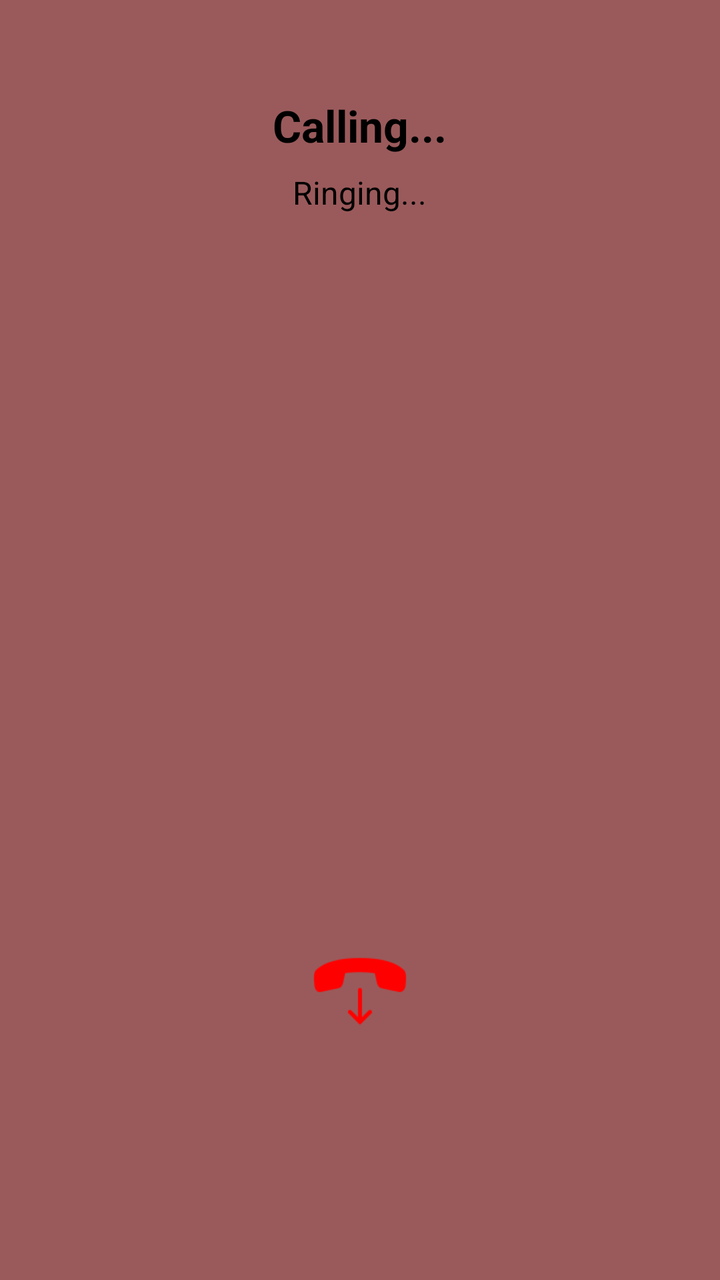
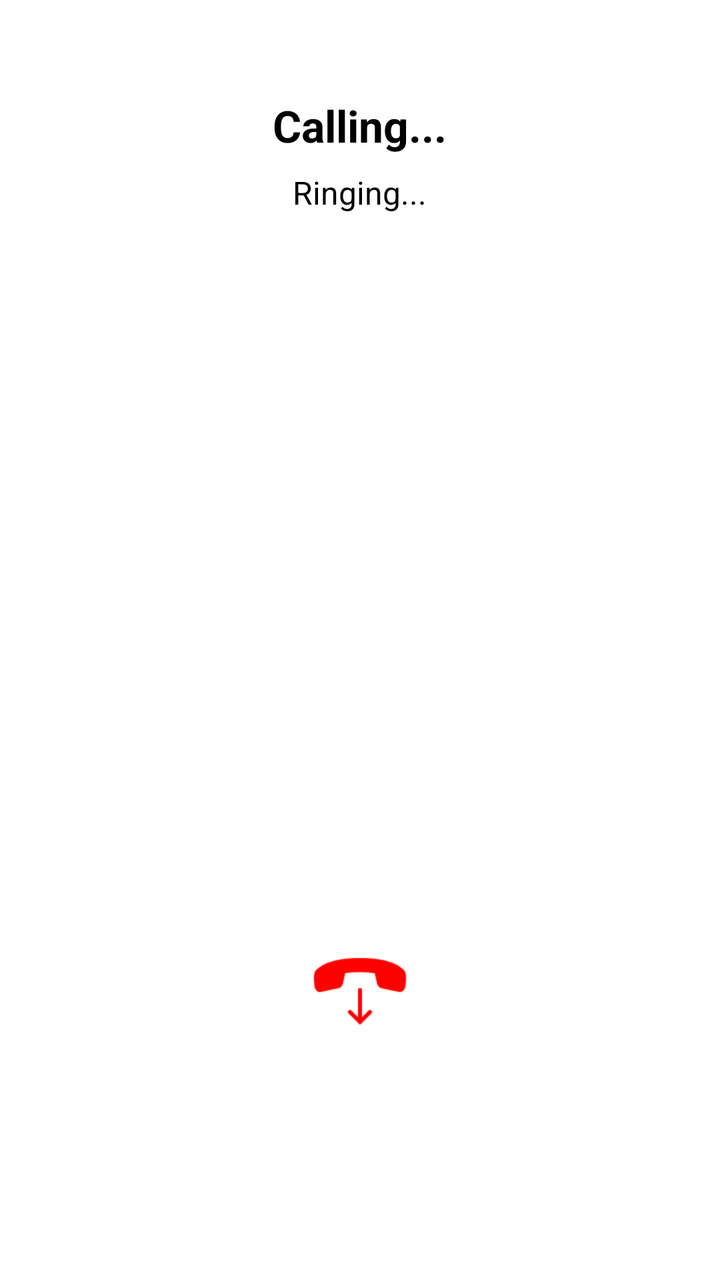

Two renders of the same Android screen: before a commit and after it. Below are the layout's source before the change and the commit's diff.
<!-- AndroidManifest.xml: application theme Theme.SemesterProject -->
<!-- res/layout/activity_outgoing_call.xml -->
<?xml version="1.0" encoding="utf-8"?>
<RelativeLayout xmlns:android="http://schemas.android.com/apk/res/android"
    xmlns:app="http://schemas.android.com/apk/res-auto"
    android:id="@+id/main"
    android:layout_width="match_parent"
    android:layout_height="match_parent"
    android:background="@color/dark_brown"
    android:padding="24dp">

    


    
    <TextView
        android:id="@+id/tvCalleeName"
        android:layout_width="wrap_content"
        android:layout_height="wrap_content"
        android:layout_centerHorizontal="true"
        android:layout_marginTop="24dp"
        android:text="Calling..."
        android:textSize="22sp"
        android:textStyle="bold"
        android:textColor="@color/black" />

    
    <TextView
        android:id="@+id/tvCallStatus"
        android:layout_width="wrap_content"
        android:layout_height="wrap_content"
        android:layout_below="@id/tvCalleeName"
        android:layout_centerHorizontal="true"
        android:layout_marginTop="8dp"
        android:text="Ringing..."
        android:textSize="16sp"
        android:textColor="@color/black" />

    
    <ImageView
        android:id="@+id/btnCancelCall"
        android:layout_width="90dp"
        android:layout_height="90dp"
        android:layout_centerHorizontal="true"
        android:layout_alignParentBottom="true"
        android:layout_marginBottom="80dp"
        android:background="@drawable/round_button_bg"
        android:padding="20dp"
        android:src="@drawable/call_icon"
        app:tint="#FF0000" />

</RelativeLayout>
<!-- resources referenced by this layout -->
<resources>
  <color name="black">#FF000000</color>
  <color name="dark_brown">#9A5A5B</color>
  <!-- drawable call_icon: png bitmap (drawable, 1475 bytes) -->
  <!-- drawable round_button_bg (drawable) -->
  <?xml version="1.0" encoding="utf-8"?>
  <shape xmlns:android="http://schemas.android.com/apk/res/android">
      <solid android:color="@android:color/transparent"/>
      <corners android:radius="100dp"/>
      <padding
          android:left="10dp"
          android:top="10dp"
          android:right="10dp"
          android:bottom="10dp" />
  </shape>
  <style name="Theme.SemesterProject" parent="Base.Theme.SemesterProject" />
  <style name="Base.Theme.SemesterProject" parent="Theme.Material3.DayNight.NoActionBar">
          
          
      </style>
</resources>

<!-- the commit's change to res/layout/activity_outgoing_call.xml (unified diff, before → after) -->
@@ -4,7 +4,7 @@
     android:id="@+id/main"
     android:layout_width="match_parent"
     android:layout_height="match_parent"
-    android:background="@color/dark_brown"
+    android:background="@color/white"
     android:padding="24dp">
 
     
<!-- resource entries referenced after the edit -->
@@ -1,7 +1,7 @@
 <!-- resources referenced by this layout -->
 <resources>
   <color name="black">#FF000000</color>
-  <color name="dark_brown">#9A5A5B</color>
+  <color name="white">#FFFFFFFF</color>
   <!-- drawable call_icon: png bitmap (drawable, 1475 bytes) -->
   <!-- drawable round_button_bg (drawable) -->
   <?xml version="1.0" encoding="utf-8"?>
